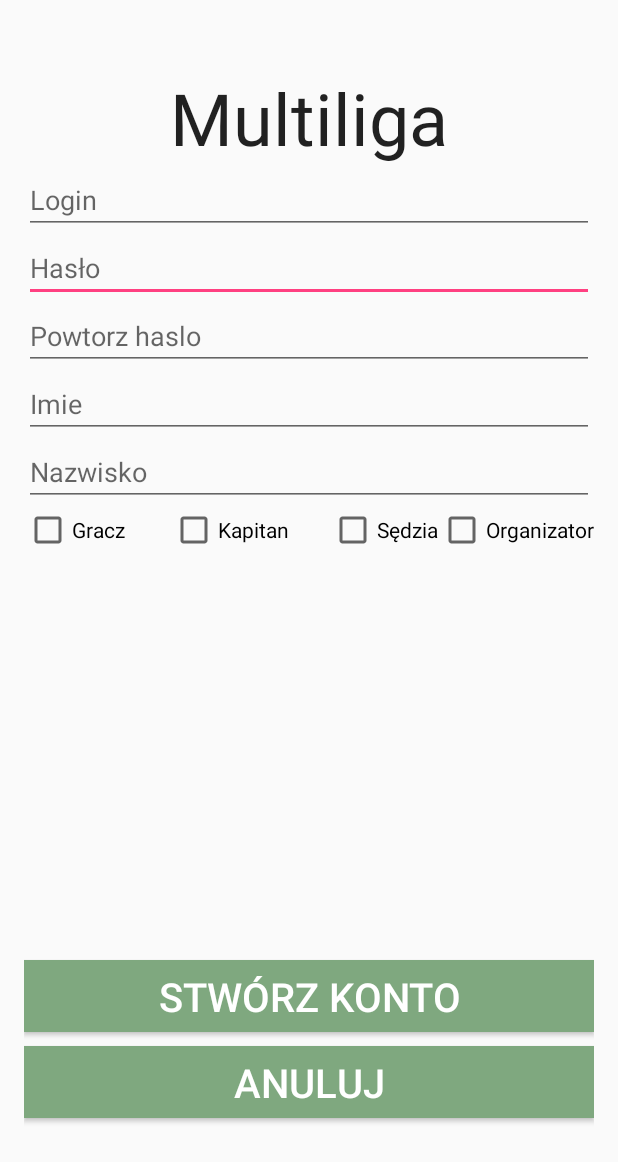
After one commit to mxndev/apsiMobilna, an Android app: the RegisterActivity screen opened directly, with no data from a screen before it, on a phone screen of 412 x 824 dp. The commit adds this screen. Shown: the top 1162 px of the screen. Run offline under Robolectric (Android 15) with nearby library versions, the phone set to English and light mode, and no system bars.

Commit message:
Zmiany na stronie glownej
dodanie glownej strony plus poczatek rejestrowania

```diff
--- a/WebLiga/app/src/main/java/com/example/apsi/webliga/MainActivity.java
+++ b/WebLiga/app/src/main/java/com/example/apsi/webliga/MainActivity.java
@@ -157,4 +157,7 @@ public class MainActivity extends AppCompatActivity  {
             new ExecuteLogin(localContext, userLogin, editText2.getText().toString().trim()).execute();
         }
     }
+    public void anuluj(final View view) {
+        startActivity(new Intent(MainActivity.this, MainWindowActivity.class));
+    }
 }
--- /dev/null
+++ b/WebLiga/app/src/main/res/layout/activity_register.xml
@@ -0,0 +1,150 @@
+<?xml version="1.0" encoding="utf-8"?>
+<RelativeLayout xmlns:android="http://schemas.android.com/apk/res/android"
+    xmlns:tools="http://schemas.android.com/tools"
+    android:layout_width="match_parent"
+    android:layout_height="match_parent"
+    android:paddingBottom="@dimen/activity_vertical_margin"
+    android:paddingLeft="@dimen/activity_horizontal_margin"
+    android:paddingRight="@dimen/activity_horizontal_margin"
+    android:paddingTop="@dimen/activity_vertical_margin"
+    tools:context="com.example.apsi.webliga.RegisterActivity">
+
+    <Button
+        android:layout_width="wrap_content"
+        android:layout_height="wrap_content"
+        android:text="@string/zarejestrujButton"
+        android:id="@+id/button"
+        android:layout_alignParentBottom="true"
+        android:layout_marginBottom="120dp"
+        android:background="@color/abc_search_url_text_normal"
+        android:layout_alignParentRight="true"
+        android:layout_alignParentEnd="true"
+        android:textColor="@color/abc_primary_text_disable_only_material_dark"
+        android:textSize="40px"
+        android:onClick="zarejestruj"
+        android:layout_alignParentLeft="true"
+        android:layout_alignParentStart="true" />
+
+    <EditText
+        android:layout_width="wrap_content"
+        android:layout_height="wrap_content"
+        android:inputType="textPassword"
+        android:ems="10"
+        android:id="@+id/haslo"
+        android:password="false"
+        android:hint="Hasło"
+        android:layout_below="@+id/login"
+        android:layout_alignParentRight="true"
+        android:layout_alignParentEnd="true"
+        android:layout_alignParentLeft="true"
+        android:layout_alignParentStart="true" />
+
+    <EditText
+        android:layout_width="wrap_content"
+        android:layout_height="wrap_content"
+        android:id="@+id/login"
+        android:hint="Login"
+        android:layout_below="@+id/textView"
+        android:layout_alignParentRight="true"
+        android:layout_alignParentEnd="true"
+        android:layout_alignParentLeft="true"
+        android:layout_alignParentStart="true" />
+
+    <EditText
+        android:layout_width="wrap_content"
+        android:layout_height="wrap_content"
+        android:id="@+id/powtorzHaslo"
+        android:hint="Powtorz haslo"
+        android:layout_below="@+id/haslo"
+        android:layout_alignParentRight="true"
+        android:layout_alignParentEnd="true"
+        android:layout_alignParentLeft="true"
+        android:layout_alignParentStart="true" />
+
+
+    <EditText
+        android:layout_width="wrap_content"
+        android:layout_height="wrap_content"
+        android:id="@+id/imie"
+        android:hint="Imie"
+        android:layout_below="@+id/powtorzHaslo"
+        android:layout_alignParentRight="true"
+        android:layout_alignParentEnd="true"
+        android:layout_alignParentLeft="true"
+        android:layout_alignParentStart="true" />
+
+    <EditText
+        android:layout_width="wrap_content"
+        android:layout_height="wrap_content"
+        android:id="@+id/nazwisko"
+        android:hint="Nazwisko"
+        android:layout_below="@+id/imie"
+        android:layout_alignParentLeft="true"
+        android:layout_alignParentStart="true"
+        android:layout_alignParentRight="true"
+        android:layout_alignParentEnd="true" />
+
+    <TextView
+        android:layout_width="wrap_content"
+        android:layout_height="wrap_content"
+        android:textAppearance="?android:attr/textAppearanceLarge"
+        android:text="@string/multiliga"
+        android:id="@+id/textView"
+        android:textSize="@dimen/abc_action_bar_stacked_max_height"
+        android:layout_marginTop="30dp"
+        android:layout_centerHorizontal="true" />
+
+    <Button
+        android:layout_width="wrap_content"
+        android:layout_height="wrap_content"
+        android:text="@string/anulujLogowanie"
+        android:id="@+id/buttonAnuluj"
+        android:layout_alignTop="@+id/button"
+        android:layout_marginTop="57dp"
+        android:layout_alignRight="@+id/button"
+        android:layout_alignEnd="@+id/button"
+        android:layout_alignParentLeft="true"
+        android:layout_alignParentStart="true"
+        android:background="@color/abc_search_url_text_normal"
+        android:textColor="@color/abc_primary_text_disable_only_material_dark"
+        android:textSize="40px"
+        android:onClick="anuluj"/>
+
+    <CheckBox
+        android:layout_width="wrap_content"
+        android:layout_height="wrap_content"
+        android:text="@string/graczRegister"
+        android:id="@+id/graczRegister"
+        android:layout_below="@+id/nazwisko"
+        android:layout_alignParentLeft="true"
+        android:layout_alignParentStart="true" />
+
+    <CheckBox
+        android:layout_width="wrap_content"
+        android:layout_height="wrap_content"
+        android:text="@string/kapitanRegister"
+        android:id="@+id/kapitanRegister"
+        android:layout_below="@+id/nazwisko"
+        android:layout_alignLeft="@+id/textView"
+        android:layout_alignStart="@+id/textView" />
+
+    <CheckBox
+        android:layout_width="wrap_content"
+        android:layout_height="wrap_content"
+        android:text="@string/organizatorRegister"
+        android:id="@+id/organizatorRegister"
+        android:layout_below="@+id/nazwisko"
+        android:layout_alignRight="@+id/nazwisko"
+        android:layout_alignEnd="@+id/nazwisko" />
+
+    <CheckBox
+        android:layout_width="wrap_content"
+        android:layout_height="wrap_content"
+        android:text="@string/sedziaRegister"
+        android:id="@+id/sedziaRegister"
+        android:layout_below="@+id/nazwisko"
+        android:layout_toLeftOf="@+id/organizatorRegister"
+        android:layout_toStartOf="@+id/organizatorRegister" />
+
+
+</RelativeLayout>
--- a/WebLiga/app/src/main/res/values/colors.xml
+++ b/WebLiga/app/src/main/res/values/colors.xml
@@ -1,6 +1,6 @@
 <?xml version="1.0" encoding="utf-8"?>
 <resources>
-    <color name="colorPrimary">#3F51B5</color>
-    <color name="colorPrimaryDark">#303F9F</color>
+    <color name="colorPrimary">#DBE3DE</color>
+    <color name="colorPrimaryDark">#A9A9A9</color>
     <color name="colorAccent">#FF4081</color>
 </resources>
--- a/WebLiga/app/src/main/res/values/strings.xml
+++ b/WebLiga/app/src/main/res/values/strings.xml
@@ -5,4 +5,14 @@
     <string name="loguj_button">Zaloguj się</string>
     <string name="multiliga">Multiliga</string>
     <string name="witaj">Witaj!</string>
+    <string name="toolbarTitle">Multiliga</string>
+    <string name="zalogujToolbar">Zaloguj się</string>
+    <string name="zaloguj">Zaloguj</string>
+    <string name="zarejestrujToobar">Zarejestruj</string>
+    <string name="anulujLogowanie">Anuluj</string>
+    <string name="zarejestrujButton">Stwórz konto</string>
+    <string name="graczRegister">Gracz</string>
+    <string name="kapitanRegister">Kapitan</string>
+    <string name="sedziaRegister">Sędzia</string>
+    <string name="organizatorRegister">Organizator</string>
 </resources>
--- a/WebLiga/app/src/main/res/values/styles.xml
+++ b/WebLiga/app/src/main/res/values/styles.xml
@@ -1,7 +1,7 @@
 <resources>
 
     <!-- Base application theme. -->
-    <style name="AppTheme" parent="Theme.AppCompat.Light.DarkActionBar">
+    <style name="AppTheme" parent="Theme.AppCompat.Light.NoActionBar">
         <!-- Customize your theme here. -->
         <item name="colorPrimary">@color/colorPrimary</item>
         <item name="colorPrimaryDark">@color/colorPrimaryDark</item>
```
Also changed, not shown: WebLiga/app/src/main/AndroidManifest.xml (+6 -5 lines), WebLiga/app/src/main/java/com/example/apsi/webliga/MainWindowActivity.java (added, +82 -0 lines), WebLiga/app/src/main/java/com/example/apsi/webliga/RegisterActivity.java (added, +166 -0 lines), WebLiga/app/src/main/res/layout/activity_main.xml (+0 -7 lines), WebLiga/app/src/main/res/layout/activity_main_window.xml (added, +52 -0 lines), WebLiga/app/src/main/res/layout/content_main.xml (+20 -3 lines), WebLiga/app/src/main/res/layout/spinner_item.xml (added, +11 -0 lines).
